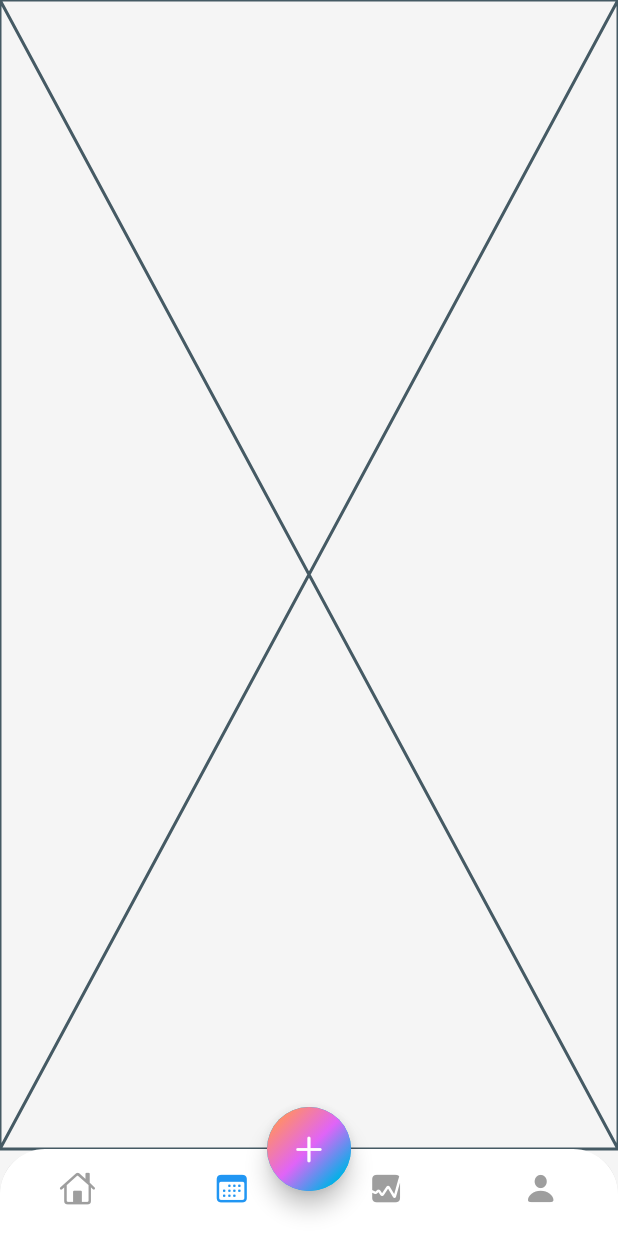
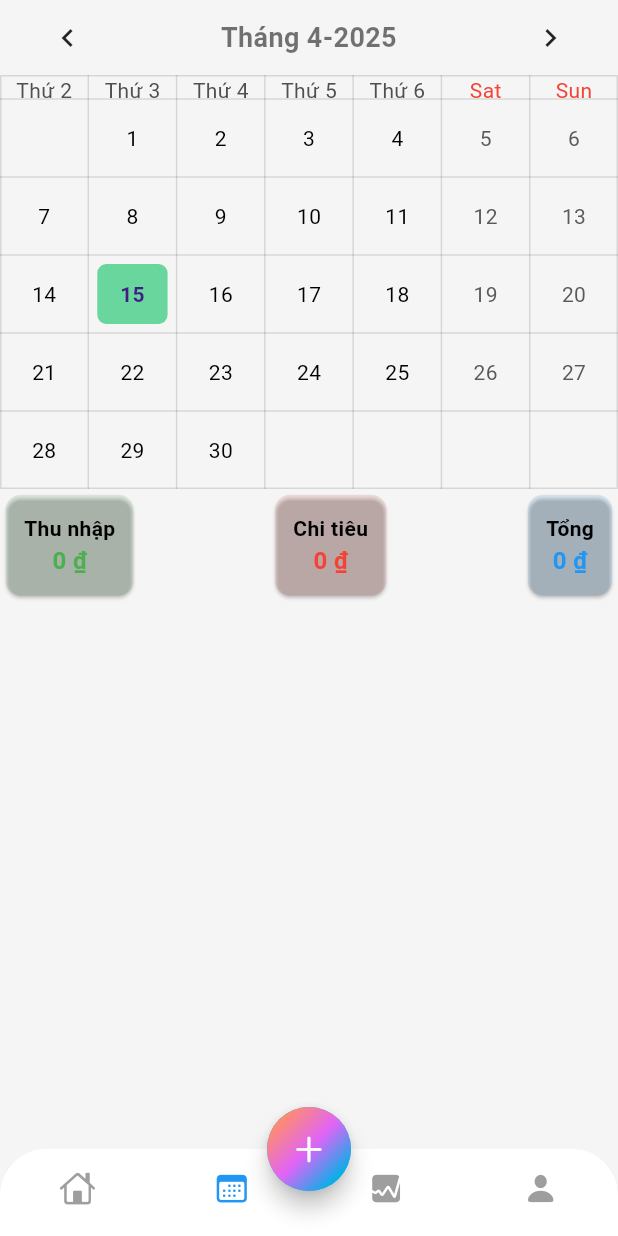
Before and after one commit to PhatNguyenTT/ExpensesTracker, a Flutter app: the screen it shows after launch, item 2 of the bottom bar chosen, on a phone screen of 412 x 824 dp. Run offline on Flutter 3.47's test engine with Material 3 defaults, Android fonts, the phone set to English and light mode, and no system bars; drawn by our look-alikes of table_calendar; our stand-ins replace bloc, cloud_firestore, equatable, firebase_core, fl_chart, flutter_bloc and 2 more; accounts and stored records are empty.

Commit message:
update calendar

```diff
--- a/lib/main.dart
+++ b/lib/main.dart
@@ -1,12 +1,19 @@
-import 'package:bloc/bloc.dart';
+import 'package:flutter/material.dart';
+import 'package:flutter_bloc/flutter_bloc.dart';
 import 'package:firebase_core/firebase_core.dart';
+import 'package:expenses_tracker/simple_bloc_observer.dart';
 import 'package:expenses_tracker/app.dart';
-import 'package:flutter/material.dart';
-import 'package:expenses_tracker/simple_bloc_observer.dart';
+import 'package:intl/intl.dart';
+import 'package:intl/date_symbol_data_local.dart';
 
 void main() async {
   WidgetsFlutterBinding.ensureInitialized();
   await Firebase.initializeApp();
+
+  // Khởi tạo dữ liệu ngôn ngữ
+  await initializeDateFormatting(
+      'vi_VN', null); // Hoặc 'en_US' nếu bạn muốn tiếng Anh
+
   Bloc.observer = SimpleBlocObserver();
   runApp(const MyApp());
 }
--- a/lib/screens/calendar/calendar.dart
+++ /dev/null
@@ -1,10 +0,0 @@
-import 'package:flutter/material.dart';
-
-class CalendarScreen extends StatelessWidget {
-  const CalendarScreen({super.key});
-
-  @override
-  Widget build(BuildContext context) {
-    return const Placeholder();
-  }
-}
--- /dev/null
+++ b/lib/screens/calendar/calendarScreen.dart
@@ -0,0 +1,173 @@
+import 'package:flutter/material.dart';
+import 'package:intl/intl.dart';
+import 'package:flutter_bloc/flutter_bloc.dart';
+import 'package:expense_repository/expense_repository.dart';
+import 'package:expenses_tracker/screens/calendar/table_calendar.dart'; // Custom Table Calendar
+import 'package:expenses_tracker/utils/currency_formatter.dart';
+import 'package:expense_repository/src/models/transaction_type.dart' as tt;
+
+class CalendarScreen extends StatefulWidget {
+  final List<Expense> expenses;
+
+  const CalendarScreen({super.key, required this.expenses});
+
+  @override
+  State<CalendarScreen> createState() => _CalendarScreenState();
+}
+
+class _CalendarScreenState extends State<CalendarScreen> {
+  DateTime selectedDay = DateTime.now();
+  DateTime focusedDay = DateTime.now();
+
+  // Hàm lấy chi tiêu theo ngày đã chọn
+  List<Expense> getExpensesForDay(DateTime day) {
+    return widget.expenses.where((expense) {
+      return expense.date.year == day.year &&
+          expense.date.month == day.month &&
+          expense.date.day == day.day;
+    }).toList();
+  }
+
+  @override
+  Widget build(BuildContext context) {
+    final expensesForSelectedDay = getExpensesForDay(selectedDay);
+
+    // Tính tổng thu nhập, chi tiêu, và tổng số dư cho tháng
+    // Hàm tính tổng thu nhập, chi tiêu, và tổng số dư cho tháng hiện tại
+    final monthlyIncome = widget.expenses
+        .where((expense) =>
+            expense.category.type == tt.TransactionType.income &&
+            expense.date.year == focusedDay.year &&
+            expense.date.month == focusedDay.month)
+        .fold(0, (total, expense) => total + expense.amount);
+
+    final monthlyExpense = widget.expenses
+        .where((expense) =>
+            expense.category.type == tt.TransactionType.expense &&
+            expense.date.year == focusedDay.year &&
+            expense.date.month == focusedDay.month)
+        .fold(0, (total, expense) => total + expense.amount);
+
+    final totalBalance = monthlyIncome + monthlyExpense;
+
+    return Scaffold(
+      appBar: AppBar(toolbarHeight: 0),
+      body: Padding(
+        padding: EdgeInsets.only(
+            top: MediaQuery.of(context).padding.top), // // Đẩy lên đúng vị trí
+        child: Column(
+          children: [
+            // // Tiêu đề và nút tìm kiếm
+            // Padding(
+            //   padding: const EdgeInsets.symmetric(horizontal: 16.0),
+            //   child: Row(
+            //     mainAxisAlignment: MainAxisAlignment.spaceBetween,
+            //     children: [
+            //       const Text(
+            //         'Lịch',
+            //         style: TextStyle(
+            //           fontSize: 24,
+            //           fontWeight: FontWeight.bold,
+            //         ),
+            //       ),
+            //       IconButton(
+            //         icon: const Icon(Icons.search),
+            //         onPressed: () {
+            //           // Thực hiện chức năng tìm kiếm ở đây
+            //         },
+            //       ),
+            //     ],
+            //   ),
+            // ),
+
+            // Custom Table Calendar
+            CustomTableCalendar(
+              focusedDay: focusedDay,
+              selectedDay: selectedDay,
+              expenses: widget.expenses,
+              onDaySelected: (selectedDay, focusedDay) {
+                setState(() {
+                  this.selectedDay = selectedDay;
+                  this.focusedDay = focusedDay;
+                });
+              },
+              onPageChanged: (focusedDay) {
+                setState(() {
+                  this.focusedDay = focusedDay;
+                });
+              },
+            ),
+
+            // Tóm tắt thu nhập, chi tiêu, tổng
+            Row(
+              mainAxisAlignment: MainAxisAlignment.spaceBetween,
+              children: [
+                _buildSummaryCard('Thu nhập', monthlyIncome, Colors.green),
+                _buildSummaryCard('Chi tiêu', monthlyExpense, Colors.red),
+                _buildSummaryCard('Tổng', totalBalance, Colors.blue),
+              ],
+            ),
+
+            // Liệt kê chi tiêu theo ngày đã chọn
+            Expanded(
+              child: ListView.builder(
+                itemCount: expensesForSelectedDay.length,
+                shrinkWrap:
+                    true, // Đảm bảo rằng ListView không chiếm quá nhiều không gian
+                physics:
+                    const AlwaysScrollableScrollPhysics(), // Đảm bảo ListView luôn cuộn được
+                itemBuilder: (context, index) {
+                  final expense = expensesForSelectedDay[index];
+                  return Card(
+                    margin: const EdgeInsets.only(bottom: 8),
+                    child: ListTile(
+                      leading: Icon(
+                        Icons.category,
+                        color: expense.category.color,
+                      ),
+                      title: Text(expense.category.name),
+                      subtitle: Text(
+                        DateFormat('dd/MM/yyyy').format(expense.date),
+                      ),
+                      trailing: Text(
+                        formatSignedCurrency(expense.amount),
+                        style: TextStyle(
+                          color: expense.amount < 0 ? Colors.red : Colors.green,
+                        ),
+                      ),
+                    ),
+                  );
+                },
+              ),
+            ),
+          ],
+        ),
+      ),
+    );
+  }
+
+  // Hàm hỗ trợ để tạo các card tóm tắt thu nhập, chi tiêu, tổng
+  Widget _buildSummaryCard(String title, int amount, Color color) {
+    return Card(
+      color: color.withOpacity(0.1),
+      shape: RoundedRectangleBorder(borderRadius: BorderRadius.circular(10)),
+      child: Padding(
+        padding: const EdgeInsets.all(12.0),
+        child: Column(
+          children: [
+            Text(title, style: const TextStyle(fontWeight: FontWeight.w600)),
+            // const SizedBox(height: 2),
+            Text(
+              formatSignedCurrency(amount),
+              style: TextStyle(
+                fontSize: 16,
+                fontWeight: FontWeight.bold,
+                color: color,
+              ),
+            ),
+          ],
+        ),
+      ),
+    );
+  }
+}
--- /dev/null
+++ b/lib/screens/calendar/table_calendar.dart
@@ -0,0 +1,163 @@
+import 'package:flutter/material.dart';
+import 'package:flutter_bloc/flutter_bloc.dart';
+import 'package:intl/intl.dart';
+import 'package:table_calendar/table_calendar.dart';
+import 'package:expenses_tracker/utils/icon_mapper.dart';
+import 'package:expense_repository/expense_repository.dart';
+
+bool isSameMonth(DateTime day1, DateTime day2) =>
+    day1.year == day2.year && day1.month == day2.month;
+
+BorderSide customBorderSide() => const BorderSide(
+    color: Colors.black12, width: 1.0, style: BorderStyle.solid);
+
+class CustomTableCalendar extends StatelessWidget {
+  const CustomTableCalendar({
+    Key? key,
+    required this.focusedDay,
+    required this.selectedDay,
+    this.expenses, // Để nhận dữ liệu từ widget cha
+    this.onPageChanged,
+    this.onDaySelected,
+  }) : super(key: key);
+
+  final DateTime focusedDay;
+  final DateTime selectedDay;
+  final List<Expense>? expenses; // Sử dụng model Expense từ repository
+  final Function(DateTime)? onPageChanged;
+  final Function(DateTime, DateTime)? onDaySelected;
+
+  @override
+  Widget build(BuildContext context) {
+    return TableCalendar(
+      locale: 'vi_VN', // Bạn có thể điều chỉnh cho phù hợp với ứng dụng
+      firstDay: DateTime.utc(2000),
+      lastDay: DateTime.utc(2100),
+      focusedDay: focusedDay,
+      startingDayOfWeek: StartingDayOfWeek.monday,
+      selectedDayPredicate: (day) => isSameDay(selectedDay, day),
+      onPageChanged: (focusedDay) {
+        if (onPageChanged != null) onPageChanged!(focusedDay);
+      },
+      onDaySelected: (mySelectedDay, myFocusedDay) {
+        if (!isSameDay(selectedDay, mySelectedDay) &&
+            isSameMonth(focusedDay, mySelectedDay) &&
+            onDaySelected != null) {
+          onDaySelected!(mySelectedDay, myFocusedDay);
+        }
+      },
+      eventLoader: (day) {
+        // Lọc các khoản thu/chi theo ngày
+        return expenses != null
+            ? expenses!
+                .where((expense) => isSameDay(expense.date, day))
+                .toList()
+            : [];
+      },
+      calendarStyle: CalendarStyle(
+        tableBorder: TableBorder(
+          bottom: customBorderSide(),
+          horizontalInside: customBorderSide(),
+          verticalInside: customBorderSide(),
+          left: customBorderSide(),
+          right: customBorderSide(),
+          top: customBorderSide(),
+        ),
+        isTodayHighlighted: true,
+        cellPadding: const EdgeInsets.all(0),
+        selectedDecoration: BoxDecoration(
+          color: const Color.fromRGBO(104, 214, 157, 1),
+          shape: BoxShape.rectangle,
+          borderRadius: BorderRadius.circular(6.0),
+        ),
+        selectedTextStyle: const TextStyle(
+          color: Color.fromRGBO(64, 29, 131, 1),
+          fontWeight: FontWeight.bold,
+        ),
+        todayDecoration: BoxDecoration(
+          color: const Color.fromRGBO(217, 217, 217, 1),
+          shape: BoxShape.rectangle,
+          borderRadius: BorderRadius.circular(6.0),
+        ),
+        todayTextStyle: const TextStyle(
+          color: Color.fromRGBO(194, 0, 0, 1),
+        ),
+        defaultDecoration: BoxDecoration(
+          shape: BoxShape.rectangle,
+          borderRadius: BorderRadius.circular(6.0),
+        ),
+        weekendDecoration: BoxDecoration(
+          shape: BoxShape.rectangle,
+          borderRadius: BorderRadius.circular(6.0),
+        ),
+        outsideDaysVisible: true,
+      ),
+      headerStyle: HeaderStyle(
+        formatButtonVisible: false,
+        titleCentered: true,
+        rightChevronPadding: const EdgeInsets.all(5),
+        leftChevronPadding: const EdgeInsets.all(5),
+        decoration: BoxDecoration(
+          borderRadius: BorderRadius.circular(10),
+        ),
+        headerPadding: const EdgeInsets.all(0),
+        headerMargin: const EdgeInsets.symmetric(vertical: 8, horizontal: 20),
+        titleTextStyle: const TextStyle(
+          fontWeight: FontWeight.bold,
+          fontSize: 18,
+          color: Colors.black54,
+        ),
+        titleTextFormatter: (date, locale) {
+          // Custom date format for the title
+          return "Tháng ${DateFormat('M').format(date)}-${DateFormat('yyyy').format(date)}";
+        },
+      ),
+      calendarBuilders: CalendarBuilders(
+        prioritizedBuilder: (context, day, focusedDay) {
+          if (day.month != focusedDay.month || day.year != focusedDay.year) {
+            return const SizedBox.shrink();
+          }
+          return null;
+        },
+        markerBuilder: (context, day, events) {
+          if (events.isNotEmpty && isSameMonth(focusedDay, day)) {
+            return Positioned(
+              right: 0,
+              child: Container(
+                width: 20,
+                height: 20,
+                alignment: Alignment.center,
+                decoration: BoxDecoration(
+                  color: (isSameDay(day, selectedDay) ||
+                          isSameDay(day, DateTime.now()))
+                      ? const Color.fromRGBO(255, 146, 64, 1)
+                      : const Color.fromRGBO(109, 36, 207, 1),
+                  borderRadius: BorderRadius.circular(90),
+                ),
+                child: Text(
+                  events.length.toString(),
+                  style: const TextStyle(
+                    color: Color.fromRGBO(255, 255, 169, 1),
+                  ),
+                ),
+              ),
+            );
+          }
+          return const SizedBox.shrink();
+        },
+        dowBuilder: (context, day) {
+          if (day.weekday == DateTime.sunday ||
+              day.weekday == DateTime.saturday) {
+            return Center(
+              child: Text(
+                DateFormat.E().format(day),
+                style: const TextStyle(color: Colors.red),
+              ),
+            );
+          }
+          return null;
+        },
+      ),
+    );
+  }
+}
--- a/lib/screens/home/views/homeScreen.dart
+++ b/lib/screens/home/views/homeScreen.dart
@@ -9,11 +9,11 @@ import 'package:flutter/material.dart';
 import 'package:flutter_bloc/flutter_bloc.dart';
 import 'package:expenses_tracker/screens/addExpense/blocs/create_category_bloc/create_category_bloc.dart';
 import 'package:expenses_tracker/screens/addExpense/views/addExpense.dart';
-import 'package:expenses_tracker/screens/calendar/calendar.dart';
+import 'package:expenses_tracker/screens/calendar/calendarScreen.dart';
 import 'package:expenses_tracker/screens/home/views/mainScreen.dart';
 import 'package:expenses_tracker/screens/profile/profile.dart';
 import 'package:expenses_tracker/screens/stats/statsScreen.dart';
-import 'package:expenses_tracker/utils/stats_helper.dart';
+import 'package:expenses_tracker/screens/stats/stats_helper.dart';
 
 class HomeScreen extends StatefulWidget {
   const HomeScreen({super.key});
@@ -44,7 +44,7 @@ class _HomeScreenState extends State<HomeScreen> {
                     balance: stats.balance,
                   )
                 : index == 1
-                    ? const CalendarScreen()
+                    ? CalendarScreen(expenses: state.expenses)
                     : index == 2
                         ? StatsScreen(state.expenses)
                         : const ProfileScreen(),
--- a/lib/screens/home/views/mainScreen.dart
+++ b/lib/screens/home/views/mainScreen.dart
@@ -10,7 +10,7 @@ import 'package:flutter_bloc/flutter_bloc.dart';
 import 'package:font_awesome_flutter/font_awesome_flutter.dart';
 import 'package:intl/intl.dart';
 import 'package:expenses_tracker/utils/currency_formatter.dart';
-import 'package:expenses_tracker/utils/stats_helper.dart';
+import 'package:expenses_tracker/screens/stats/stats_helper.dart';
 import 'package:expenses_tracker/utils/icon_mapper.dart';
 
 class MainScreen extends StatelessWidget {
--- a/lib/screens/stats/statsScreen.dart
+++ b/lib/screens/stats/statsScreen.dart
@@ -1,7 +1,7 @@
 import 'package:expense_repository/expense_repository.dart';
 import 'package:flutter/material.dart';
 import 'package:intl/intl.dart';
-import 'package:expenses_tracker/screens/stats/pie_chart_with_badge.dart';
+import 'package:expenses_tracker/screens/stats/chart/pie_chart_with_badge.dart';
 import 'package:expense_repository/src/models/transaction_type.dart' as tt;
 import 'package:expenses_tracker/utils/icon_mapper.dart';
 
--- a/pubspec.yaml
+++ b/pubspec.yaml
@@ -18,7 +18,7 @@ dependencies:
   flutter_svg: ^2.0.17
   flutter_slidable: ^4.0.0
   collection: ^1.17.2
-
+  table_calendar: ^3.1.3
 
   firebase_core: ^2.16.0
 
```
Also changed, not shown: lib/screens/stats/chart/bar_chart.dart (renamed from lib/screens/stats/bar_chart.dart, +9 -22 lines), lib/screens/stats/chart/chart.dart (renamed from lib/screens/stats/chart.dart), lib/screens/stats/chart/chart_selector.dart (renamed from lib/screens/stats/chart_selector.dart), lib/screens/stats/chart/pie_chart_with_badge.dart (renamed from lib/screens/stats/pie_chart_with_badge.dart), lib/screens/stats/stats_helper.dart (renamed from lib/utils/stats_helper.dart), pubspec.lock.
